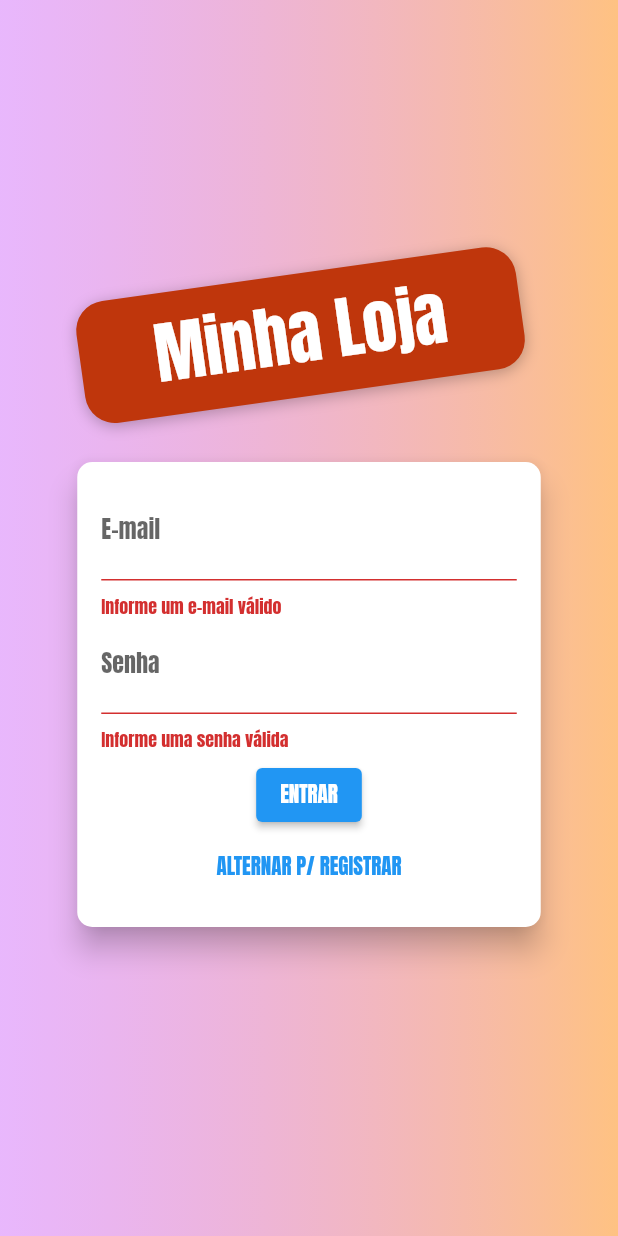
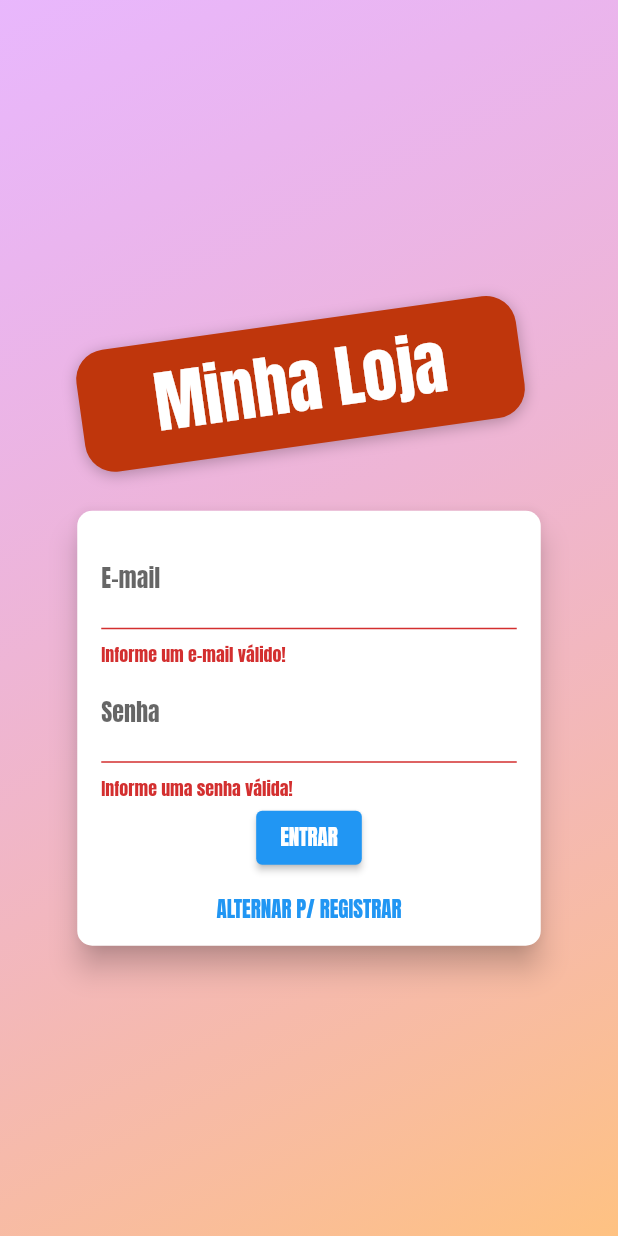
Before and after one commit to Murilo-hfs/shop, a Flutter app: the screen it shows after launch, after a tap on "ENTRAR", on a phone screen of 412 x 824 dp. Run offline on Flutter 3.47's test engine with Material 2 defaults, Android fonts, the phone set to English and light mode, and no system bars; our stand-ins replace shared_preferences; network calls fail.

Commit message:
terminando e corrigindo a tela de auth

```diff
--- a/lib/exceptions/auth_exception.dart
+++ b/lib/exceptions/auth_exception.dart
@@ -11,10 +11,11 @@ class AuthException implements Exception {
   };
 
   final String key;
+
   const AuthException(this.key);
 
   @override
-  String toString(){
+  String toString() {
     if(errors.containsKey(key)){
     return errors[key];
     } else {
--- a/lib/exceptions/http_exception.dart
+++ b/lib/exceptions/http_exception.dart
@@ -1,6 +1,6 @@
-
 class HttpException implements Exception {
   final String msg;
+
   const HttpException(this.msg);
 
   @override
--- a/lib/main.dart
+++ b/lib/main.dart
@@ -1,9 +1,11 @@
 import 'package:flutter/material.dart';
 import 'package:provider/provider.dart';
+import 'package:shop/providers/auth.dart';
+import 'package:shop/providers/orders.dart';
 
 import 'package:shop/utils/app_routes.dart';
+import 'package:shop/views/auth_home_screen.dart';
 
-import 'package:shop/views/auth_home_screen.dart';
 import 'package:shop/views/cart_screen.dart';
 import 'package:shop/views/orders_screen.dart';
 import 'package:shop/views/product_detail_screen.dart';
@@ -11,13 +13,14 @@ import 'package:shop/views/product_form_screen.dart';
 import 'package:shop/views/products_screen.dart';
 
 import 'package:shop/providers/cart.dart';
-import 'package:shop/providers/orders.dart';
 import 'package:shop/providers/products.dart';
-import 'package:shop/providers/auth.dart';
 
-void main() => runApp(MyApp());
+void main() async{
+  runApp(MyApp());
+}
 
 class MyApp extends StatelessWidget {
+
   @override
   Widget build(BuildContext context) {
     return MultiProvider(
@@ -25,7 +28,7 @@ class MyApp extends StatelessWidget {
         ChangeNotifierProvider(
           create: (_) => Auth(),
         ),
-        ChangeNotifierProxyProvider<Auth, Products>(
+       ChangeNotifierProxyProvider<Auth, Products>(
           create: (_) => Products(),
           update: (ctx, auth, previousProducts) => Products(
             auth.token,
@@ -38,10 +41,10 @@ class MyApp extends StatelessWidget {
         ),
         ChangeNotifierProxyProvider<Auth, Orders>(
           create: (_) => Orders(),
-          update: (ctx, auth, previousProducts) => Orders(
+          update: (ctx, auth, previousOrders) => Orders(
             auth.token,
             auth.userId,
-            previousProducts.items,
+            previousOrders.items,
           ),
         ),
       ],
@@ -57,9 +60,9 @@ class MyApp extends StatelessWidget {
           AppRoutes.AUTH_HOME: (ctx) => AuthOrHomeScreen(),
           AppRoutes.PRODUCT_DETAIL: (ctx) => ProductDetailScreen(),
           AppRoutes.CART: (ctx) => CartScreen(),
-          AppRoutes.ORDERS: (ctx) => OrderScreen(),
+          AppRoutes.ORDERS: (ctx) => OrdersScreen(),
           AppRoutes.PRODUCTS: (ctx) => ProductsScreen(),
-          AppRoutes.PRODUCT_FORM: (ctx) => ProductFormScrenn(),
+          AppRoutes.PRODUCT_FORM: (ctx) => ProductFormScreen(),
         },
       ),
     );
--- a/lib/providers/orders.dart
+++ b/lib/providers/orders.dart
@@ -2,6 +2,8 @@ import 'dart:convert';
 
 import 'package:flutter/cupertino.dart';
 import 'package:http/http.dart' as http;
+import 'package:shop/utils/constants.dart';
+
 import 'package:shop/providers/cart.dart';
 
 class Order {
@@ -9,6 +11,7 @@ class Order {
   final double total;
   final List<CartItem> products;
   final DateTime date;
+
   Order({
     this.id,
     this.total,
@@ -19,11 +22,12 @@ class Order {
 
 class Orders with ChangeNotifier {
   final String _baseUrl =
-      'https://shop-cod3r-29080-default-rtdb.firebaseio.com/orders';
+      '${Constants().BASE_API_URL}/orders';
   String _token;
   String _userId;
   List<Order> _items = [];
-  Orders([this._token, this._userId,this._items = const []]);
+
+  Orders([this._token,this._userId,this._items = const []]);
 
   List<Order> get items {
     return [..._items];
@@ -36,10 +40,9 @@ class Orders with ChangeNotifier {
   Future<void> loadOrders() async {
 
     List<Order> loadedItems = [];
-    final response = await http.get('$_baseUrl/$_userId.json?auth=$_token');
+    final response = await http.get('$_baseUrl/$_userId.json?=auth$_token');
     Map<String, dynamic> data = json.decode(response.body);
 
-    loadedItems.clear();
     if (data != null) {
       data.forEach((orderId, orderData) {
         loadedItems.add(
@@ -50,10 +53,10 @@ class Orders with ChangeNotifier {
             products: (orderData['products'] as List<dynamic>).map((item) {
               return CartItem(
                 id: item['id'],
-                productId: item['productid'],
+                price: item['price'],
+                productId: item['productId'],
+                quantity: item['quantity'],
                 title: item['title'],
-                quantity: item['quantity'],
-                price: item['price'],
               );
             }).toList(),
           ),
@@ -83,6 +86,7 @@ class Orders with ChangeNotifier {
             .toList()
       }),
     );
+
     _items.insert(
       0,
       Order(
--- a/lib/utils/app_routes.dart
+++ b/lib/utils/app_routes.dart
@@ -1,6 +1,6 @@
 class AppRoutes {
   static const AUTH_HOME = '/';
-  static const HOME = '/home';
+  static const HOME = '/';
   static const PRODUCT_DETAIL = '/product-detail';
   static const CART = '/cart';
   static const ORDERS = '/orders';
--- /dev/null
+++ b/lib/utils/constants.dart
@@ -0,0 +1,4 @@
+class Constants {
+  // ignore: non_constant_identifier_names
+  final BASE_API_URL = Uri.parse('https://shop-cod3r-29080-default-rtdb.firebaseio.com/');
+}
--- a/lib/views/auth_screen.dart
+++ b/lib/views/auth_screen.dart
@@ -11,24 +11,33 @@ class AuthScreen extends StatelessWidget {
         children: <Widget>[
           Container(
             decoration: BoxDecoration(
-                gradient: LinearGradient(colors: [
+              gradient: LinearGradient(
+                colors: [
                   Color.fromRGBO(215, 117, 255, 0.5),
                   Color.fromRGBO(255, 188, 117, 0.9),
-            ])),
+                ],
+                begin: Alignment.topLeft,
+                end: Alignment.bottomRight,
               ),
-          Container(
+            ),
+          ),
+          Center(
+            child: SingleChildScrollView(
+              child: Container(
                 width: double.infinity,
                 child: Column(
                   mainAxisAlignment: MainAxisAlignment.center,
                   crossAxisAlignment: CrossAxisAlignment.center,
                   children: <Widget>[
+                    SizedBox(height: 45,),
                     Container(
                       margin: EdgeInsets.only(bottom: 20.0),
                       padding: EdgeInsets.symmetric(
                         vertical: 8,
                         horizontal: 50,
                       ),
-                  transform: Matrix4.rotationZ(-8 * pi / 180)..translate(-10.0),
+                      transform: Matrix4.rotationZ(-8 * pi / 180)
+                        ..translate(-10.0),
                       decoration: BoxDecoration(
                           borderRadius: BorderRadius.circular(20),
                           color: Colors.deepOrange.shade900,
@@ -42,7 +51,8 @@ class AuthScreen extends StatelessWidget {
                       child: Text(
                         'Minha Loja',
                         style: TextStyle(
-                      color: Theme.of(context).accentTextTheme.headline6.color,
+                          color:
+                              Theme.of(context).accentTextTheme.headline6.color,
                           fontSize: 45,
                           fontFamily: 'Anton',
                         ),
@@ -51,6 +61,8 @@ class AuthScreen extends StatelessWidget {
                     AuthCard(),
                   ],
                 ),
+              ),
+            ),
           )
         ],
       ),
--- a/lib/views/cart_screen.dart
+++ b/lib/views/cart_screen.dart
@@ -91,7 +91,7 @@ class _OrderButtonState extends State<OrderButton> {
               setState(() {
                 _isLoading = false;
               });
-              widget.cart.clearCart();
+              widget.cart.clear();
             },
     );
   }
--- a/lib/views/orders_screen.dart
+++ b/lib/views/orders_screen.dart
@@ -4,7 +4,7 @@ import 'package:shop/providers/orders.dart';
 import 'package:shop/widgets/app_drawer.dart';
 import 'package:shop/widgets/order_widget.dart';
 
-class OrderScreen extends StatelessWidget {
+class OrdersScreen extends StatelessWidget {
   @override
   Widget build(BuildContext context) {
     return Scaffold(
--- a/lib/views/product_form_screen.dart
+++ b/lib/views/product_form_screen.dart
@@ -3,12 +3,12 @@ import 'package:provider/provider.dart';
 import 'package:shop/providers/product.dart';
 import 'package:shop/providers/products.dart';
 
-class ProductFormScrenn extends StatefulWidget {
+class ProductFormScreen extends StatefulWidget {
   @override
-  _ProductFormScrennState createState() => _ProductFormScrennState();
+  _ProductFormScreenState createState() => _ProductFormScreenState();
 }
 
-class _ProductFormScrennState extends State<ProductFormScrenn> {
+class _ProductFormScreenState extends State<ProductFormScreen> {
   final _priceFocusNode = FocusNode();
   final _descriptionFocusNode = FocusNode();
   final _imageUrlFocusNode = FocusNode();
--- a/lib/widgets/app_drawer.dart
+++ b/lib/widgets/app_drawer.dart
@@ -1,7 +1,6 @@
 import 'package:flutter/material.dart';
 import 'package:provider/provider.dart';
 import 'package:shop/utils/app_routes.dart';
-import 'package:shop/providers/auth.dart';
 
 class AppDrawer extends StatelessWidget {
   @override
@@ -18,7 +17,7 @@ class AppDrawer extends StatelessWidget {
             leading: Icon(Icons.shop),
             title: Text('Loja'),
             onTap: () {
-              Navigator.of(context).pushReplacementNamed(AppRoutes.AUTH_HOME);
+              Navigator.of(context).pushReplacementNamed(AppRoutes.HOME);
             },
           ),
           Divider(),
@@ -40,7 +39,7 @@ class AppDrawer extends StatelessWidget {
             leading: Icon(Icons.exit_to_app),
             title: Text('Sair'),
             onTap: () {
-              Provider.of<Auth>(context, listen: false).logout();
+              Provider.of(context, listen: false).logout();
             },
           ),
         ],
--- a/lib/widgets/auth_card.dart
+++ b/lib/widgets/auth_card.dart
@@ -10,11 +10,54 @@ class AuthCard extends StatefulWidget {
   _AuthCardState createState() => _AuthCardState();
 }
 
-class _AuthCardState extends State<AuthCard> {
+class _AuthCardState extends State<AuthCard>
+    with SingleTickerProviderStateMixin {
   GlobalKey<FormState> _form = GlobalKey();
   bool _isLoading = false;
   AuthMode _authMode = AuthMode.Login;
   final _passwordController = TextEditingController();
+
+  AnimationController _controller;
+  Animation<double> _opacityAnimation;
+  Animation<Offset> _slideAnimation;
+
+  @override
+  void initState() {
+    super.initState();
+
+    _controller = AnimationController(
+      vsync: this,
+      duration: Duration(
+        milliseconds: 300,
+      ),
+    );
+
+    _opacityAnimation = Tween(
+      begin: 0.0,
+      end: 1.0,
+    ).animate(
+      CurvedAnimation(
+        parent: _controller,
+        curve: Curves.linear,
+      ),
+    );
+
+    _slideAnimation = Tween<Offset>(
+      begin: Offset(0, -1.5),
+      end: Offset(0, 0),
+    ).animate(
+      CurvedAnimation(
+        parent: _controller,
+        curve: Curves.linear,
+      ),
+    );
+  }
+
+  @override
+  void dispose() {
+    super.dispose();
+    _controller.dispose();
+  }
 
   final Map<String, String> _authData = {
     'email': '',
@@ -25,15 +68,15 @@ class _AuthCardState extends State<AuthCard> {
     showDialog(
       context: context,
       builder: (ctx) => AlertDialog(
-        title: Text('Ocorreu um erro'),
+        title: Text('Ocorreu um erro!'),
         content: Text(msg),
         actions: <Widget>[
           TextButton(
-            child: Text('Fechar'),
             onPressed: () {
               Navigator.of(context).pop();
             },
-          ),
+            child: Text('Fechar'),
+          )
         ],
       ),
     );
@@ -43,6 +86,7 @@ class _AuthCardState extends State<AuthCard> {
     if (!_form.currentState.validate()) {
       return;
     }
+
     setState(() {
       _isLoading = true;
     });
@@ -54,19 +98,19 @@ class _AuthCardState extends State<AuthCard> {
     try {
       if (_authMode == AuthMode.Login) {
         await auth.login(
-          _authData['email'],
-          _authData['password'],
+          _authData["email"],
+          _authData["password"],
         );
       } else {
         await auth.signup(
-          _authData['email'],
-          _authData['password'],
+          _authData["email"],
+          _authData["password"],
         );
       }
     } on AuthException catch (error) {
       _showErrorDialog(error.toString());
     } catch (error) {
-      _showErrorDialog('Ocorreu um erro inesperado');
+      _showErrorDialog("Ocorreu um erro inesperado!");
     }
 
     setState(() {
@@ -79,10 +123,12 @@ class _AuthCardState extends State<AuthCard> {
       setState(() {
         _authMode = AuthMode.Signup;
       });
+      _controller.forward();
     } else {
       setState(() {
         _authMode = AuthMode.Login;
       });
+      _controller.reverse();
     }
   }
 
@@ -95,8 +141,11 @@ class _AuthCardState extends State<AuthCard> {
       shape: RoundedRectangleBorder(
         borderRadius: BorderRadius.circular(10.0),
       ),
-      child: Container(
-        height: _authMode == AuthMode.Login ? 310 : 410,
+      child: AnimatedContainer(
+        duration: Duration(milliseconds: 300),
+        curve: Curves.easeIn,
+        height: _authMode == AuthMode.Login ? 290 : 371,
+        // height: _heightAnimation.value.height,
         width: deviceSize.width * 0.75,
         padding: EdgeInsets.all(16.0),
         child: Form(
@@ -108,7 +157,7 @@ class _AuthCardState extends State<AuthCard> {
                 keyboardType: TextInputType.emailAddress,
                 validator: (value) {
                   if (value.isEmpty || !value.contains('@')) {
-                    return "Informe um e-mail válido";
+                    return "Informe um e-mail válido!";
                   }
                   return null;
                 },
@@ -120,24 +169,37 @@ class _AuthCardState extends State<AuthCard> {
                 obscureText: true,
                 validator: (value) {
                   if (value.isEmpty || value.length < 5) {
-                    return "Informe uma senha válida";
+                    return "Informe uma senha válida!";
                   }
                   return null;
                 },
-                onSaved: (value) => _authData['senha'] = value,
+                onSaved: (value) => _authData['password'] = value,
               ),
-              if (_authMode == AuthMode.Signup)
-                TextFormField(
+              AnimatedContainer(
+                constraints: BoxConstraints(
+                  minHeight: _authMode == AuthMode.Signup ? 60 : 0,
+                  maxHeight: _authMode == AuthMode.Signup ? 120 : 0,
+                ),
+                duration: Duration(milliseconds: 300),
+                curve: Curves.linear,
+                child: FadeTransition(
+                  opacity: _opacityAnimation,
+                  child: SlideTransition(
+                    position: _slideAnimation,
+                    child: TextFormField(
                       decoration: InputDecoration(labelText: 'Confirmar Senha'),
                       obscureText: true,
                       validator: _authMode == AuthMode.Signup
                           ? (value) {
                               if (value != _passwordController.text) {
-                            return "As senhas são diferentes";
+                                return "Senha são diferentes!";
                               }
                               return null;
                             }
                           : null,
+                    ),
+                  ),
+                ),
               ),
               Spacer(),
               if (_isLoading)
@@ -150,9 +212,10 @@ class _AuthCardState extends State<AuthCard> {
                   onPressed: _submit,
                 ),
               TextButton(
+                onPressed: _switchAuthMode,
                 child: Text(
-                    'ALTERNAR P/ ${_authMode == AuthMode.Login ? 'REGISTRAR' : 'LOGIN'}'),
-                onPressed: _switchAuthMode,
+                  "ALTERNAR P/ ${_authMode == AuthMode.Login ? 'REGISTRAR' : 'LOGIN'}",
+                ),
               ),
             ],
           ),
--- a/lib/widgets/order_widget.dart
+++ b/lib/widgets/order_widget.dart
@@ -19,7 +19,7 @@ class _OrderWidgetState extends State<OrderWidget> {
       child: Column(
         children: [
           ListTile(
-            title: Text('R\$ ${widget.order.total}'),
+            title: Text('R\$ ${widget.order.total.toStringAsFixed(2)}'),
             subtitle: Text(
               DateFormat('dd/MM/yyy hh:mm').format(widget.order.date),
             ),
@@ -27,7 +27,7 @@ class _OrderWidgetState extends State<OrderWidget> {
               icon: Icon(Icons.expand_more),
               onPressed: () {
                 setState(() {
-                  _expanded =! _expanded;
+                  _expanded = !_expanded;
                 });
               },
             ),
```
Also changed, not shown: lib/providers/auth.dart (+5 -4 lines), lib/providers/cart.dart (+14 -14 lines), lib/providers/product.dart (+5 -3 lines), lib/providers/products.dart (+28 -20 lines), lib/views/product_detail_screen.dart (+18 -8 lines), lib/widgets/product_grid_item.dart (+15 -12 lines), pubspec.yaml (+3 -4 lines), pubspec.lock, 3 other files. Lines whose indentation alone changed are shown as unchanged.
